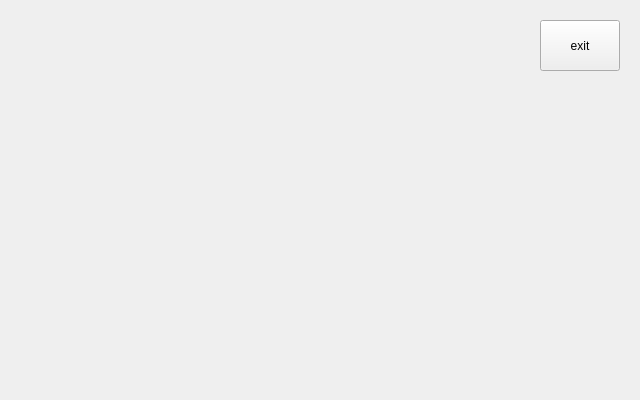
The window that AlphaWindow/mainwindow.ui (ZhengPengqiao/QtStudy) describes before a commit, drawn with Qt 5.
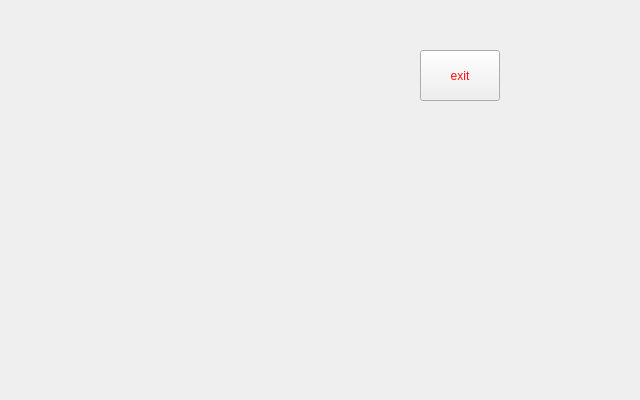
The same window after the commit. Icons and pictures are not drawn.

Diff of the .ui file:
```diff
--- a/AlphaWindow/mainwindow.ui
+++ b/AlphaWindow/mainwindow.ui
@@ -13,6 +13,9 @@
   <property name="windowTitle">
    <string>MainWindow</string>
   </property>
+  <property name="autoFillBackground">
+   <bool>true</bool>
+  </property>
   <property name="styleSheet">
    <string notr="true">image: url(:/assert/windoes.png);</string>
   </property>
@@ -20,12 +23,18 @@
    <widget class="QPushButton" name="pushButton">
     <property name="geometry">
      <rect>
-      <x>540</x>
-      <y>20</y>
+      <x>420</x>
+      <y>50</y>
       <width>80</width>
       <height>51</height>
      </rect>
     </property>
+    <property name="styleSheet">
+     <string notr="true">border-image: url(:/assert/button.png);
+gridline-color: rgb(255, 0, 0);
+color: rgb(255, 14, 14);
+font: 14pt &quot;Sans Serif&quot;;</string>
+    </property>
     <property name="text">
      <string>exit</string>
     </property>
```
Left out of the diff: 2 changed lines with no effect on the pictures.
